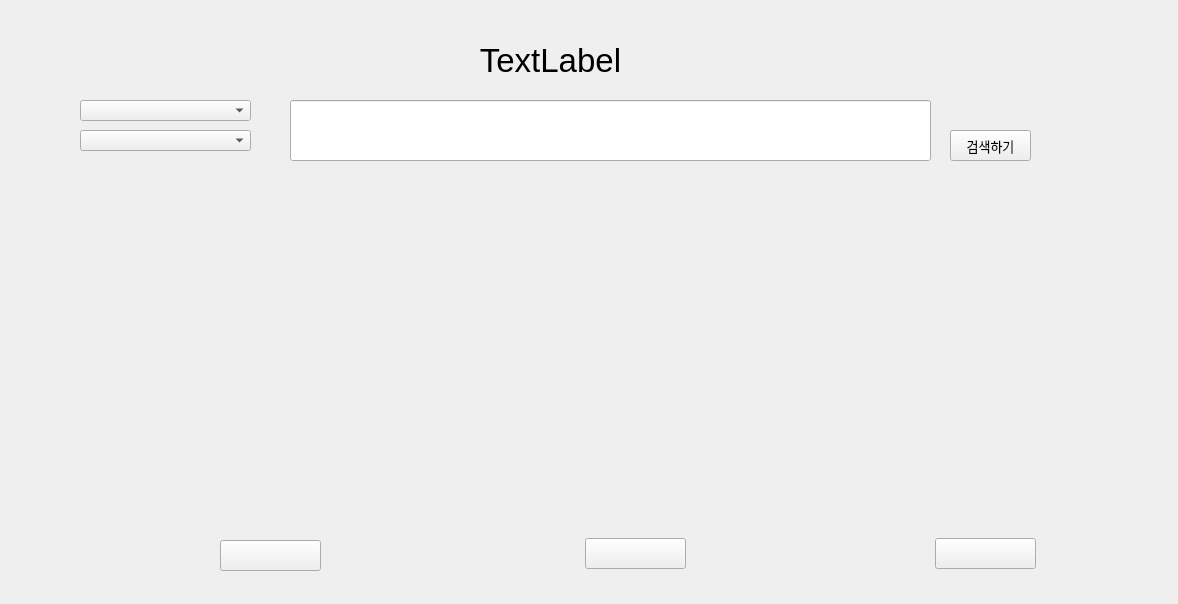
Old version of the form product_app.ui in the repository LaKhepriAtum/Product_Recommendation.
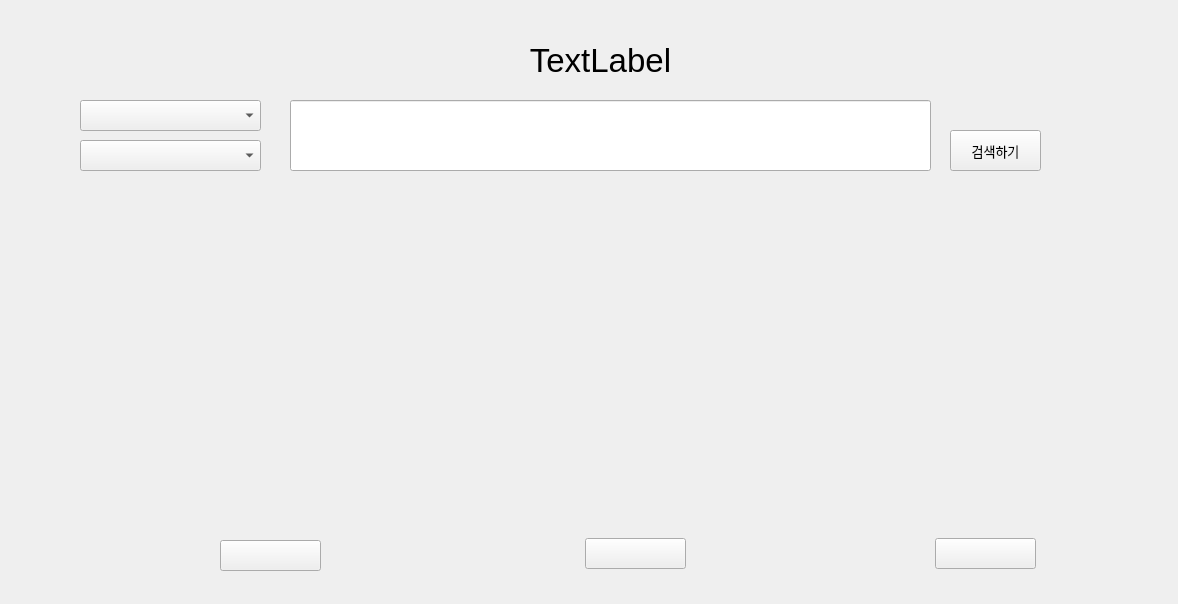
New version of the form.

```diff
--- a/product_app.ui
+++ b/product_app.ui
@@ -23,8 +23,8 @@
     <rect>
      <x>80</x>
      <y>100</y>
-     <width>171</width>
-     <height>21</height>
+     <width>181</width>
+     <height>31</height>
     </rect>
    </property>
    <property name="font">
@@ -36,7 +36,7 @@
   <widget class="QLabel" name="product_lbl">
    <property name="geometry">
     <rect>
-     <x>80</x>
+     <x>130</x>
      <y>40</y>
      <width>941</width>
      <height>41</height>
@@ -244,7 +244,7 @@
      <x>290</x>
      <y>100</y>
      <width>641</width>
-     <height>61</height>
+     <height>71</height>
     </rect>
    </property>
   </widget>
@@ -253,8 +253,8 @@
     <rect>
      <x>950</x>
      <y>130</y>
-     <width>81</width>
-     <height>31</height>
+     <width>91</width>
+     <height>41</height>
     </rect>
    </property>
    <property name="font">
@@ -270,9 +270,9 @@
    <property name="geometry">
     <rect>
      <x>80</x>
-     <y>130</y>
-     <width>171</width>
-     <height>21</height>
+     <y>140</y>
+     <width>181</width>
+     <height>31</height>
     </rect>
    </property>
    <property name="font">
```
